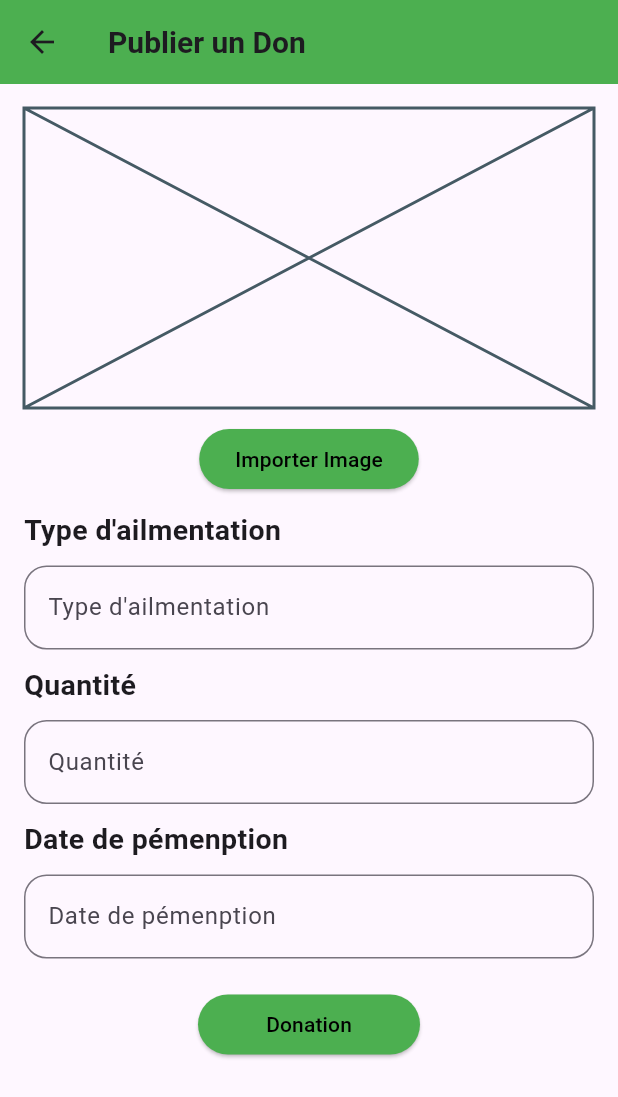
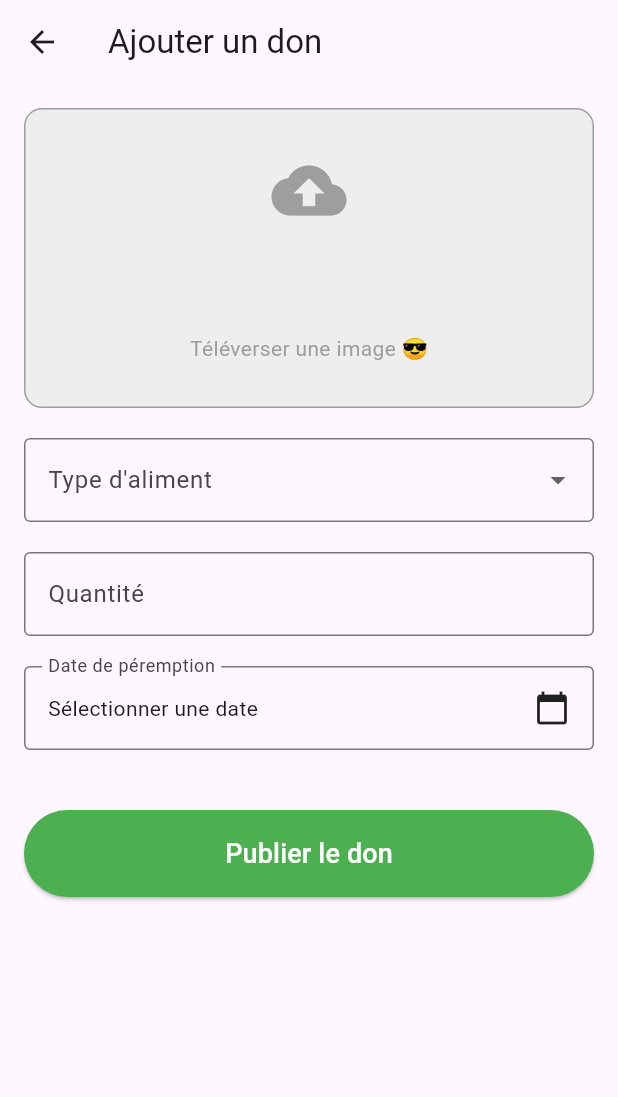
Before and after one commit to mohamedamine-code/hack4food_v2, a Flutter app: the screen it shows after launch, after a tap on "Publier un Don", on a phone screen of 412 x 824 dp. Shown: the top 1097 px of the screen. Run offline on Flutter 3.47's test engine with Material 3 defaults, Android fonts, the phone set to English and light mode, and no system bars; our stand-ins replace cloud_firestore, firebase_storage, image_picker; accounts and stored records are empty.

Commit message:
commit-2

```diff
--- a/lib/main.dart
+++ b/lib/main.dart
@@ -1,6 +1,6 @@
 import 'package:flutter/material.dart';
-import 'package:firebase_core/firebase_core.dart';
-import 'package:hack_for_food/pages/AddDonationPage.dart';
+
+
 import 'package:hack_for_food/pages/HomePage.dart';
 
 void main() async {
@@ -16,12 +16,7 @@ class MyApp extends StatelessWidget {
   Widget build(BuildContext context) {
     return MaterialApp(
   title: 'ZADNA',
-  initialRoute: '/',
-  routes: {
-    '/': (context) =>  HomePage(),
-    '/addDonation': (context) =>  AddDonationPage(),
-    // '/donations': (context) => const DonationListPage(),
-  },
+  home: HomePage(),
 );
   }
 }
--- a/lib/pages/AddDonationPage.dart
+++ /dev/null
@@ -1,157 +0,0 @@
-import 'dart:io';
-import 'dart:convert';
-import 'package:flutter/material.dart';
-import 'package:image_picker/image_picker.dart';
-import 'package:http/http.dart' as http;
-import 'package:firebase_storage/firebase_storage.dart';
-import 'package:cloud_firestore/cloud_firestore.dart';
-
-class AddDonationPage extends StatefulWidget {
-  const AddDonationPage({super.key});
-
-  @override
-  State<AddDonationPage> createState() => _AddDonationPageState();
-}
-
-class _AddDonationPageState extends State<AddDonationPage> {
-  File? _image;
-  final picker = ImagePicker();
-  final quantityController = TextEditingController();
-  final locationController = TextEditingController();
-
-  Future pickImage() async {
-    final pickedFile = await picker.pickImage(source: ImageSource.gallery);
-    if (pickedFile != null) {
-      setState(() => _image = File(pickedFile.path));
-    }
-  }
-
-  Future<void> classifyAndUpload() async {
-    if (_image == null) return;
-
-    final request = http.MultipartRequest(
-      'POST',
-      Uri.parse('http://<YOUR_FLASK_URL>/predict'),
-    );
-    request.files.add(await http.MultipartFile.fromPath('file', _image!.path));
-
-    final response = await request.send();
-    final resBody = await response.stream.bytesToString();
-    final foodType = jsonDecode(resBody)['class'];
-
-    final ref = FirebaseStorage.instance.ref().child('donations/${DateTime.now()}.jpg');
-    await ref.putFile(_image!);
-    final imageUrl = await ref.getDownloadURL();
-
-    await FirebaseFirestore.instance.collection('donations').add({
-      'image': imageUrl,
-      'type': foodType,
-      'quantity': quantityController.text,
-      'location': locationController.text,
-      'timestamp': FieldValue.serverTimestamp(),
-    });
-
-    ScaffoldMessenger.of(context).showSnackBar(
-      const SnackBar(content: Text('تم نشر التبرع بنجاح!')),
-    );
-  }
-
-
-
-
-
-
-
-
-
-
-
-  @override
-  Widget build(BuildContext context) {
-    return Scaffold(
-      appBar: AppBar(
-        backgroundColor: Colors.green,
-        title: const Text('Publier un Don',style: TextStyle(fontSize: 20,fontWeight: FontWeight.bold),)),
-      body: Padding(
-        padding: const EdgeInsets.all(16.0),
-        child: SingleChildScrollView(
-          child: Column(
-            children: [
-              _image != null
-                ? Image.file(_image!, height: 200)
-                : const Placeholder(fallbackHeight: 200),
-              const SizedBox(height: 10),
-              ElevatedButton(
-
-                style: ElevatedButton.styleFrom(
-                  backgroundColor: Colors.green,
-
-                ),
-                onPressed: pickImage,
-                child: const Text('Importer Image',style: TextStyle(color: Colors.black),),
-              ),
-              Padding(
-                padding: const EdgeInsets.symmetric(vertical: 10.0),
-                child: Align(
-                  alignment: Alignment.topLeft,
-                  child: Text('Type d\'ailmentation',style: TextStyle(fontSize: 19,fontWeight: FontWeight.bold),)),
-              ),
-              TextField(
-                controller: quantityController,
-                decoration:InputDecoration(
-                  hintText: 'Type d\'ailmentation',
-                  border: OutlineInputBorder(
-                    borderRadius: BorderRadius.circular(15)
-                  ),
-                  ),
-              ),
-              Padding(
-                padding: const EdgeInsets.symmetric(vertical: 10.0),
-                child: Align(
-                  alignment: Alignment.topLeft,
-                  child: Text('Quantité',style: TextStyle(fontSize: 19,fontWeight: FontWeight.bold),)),
-              ),
-              TextField(
-                controller: quantityController,
-                decoration:InputDecoration(
-                  hintText: 'Quantité',
-                  border: OutlineInputBorder(
-                    borderRadius: BorderRadius.circular(15)
-                  ),
-                  ),
-              ),
-              Padding(
-                padding: const EdgeInsets.symmetric(vertical: 10.0),
-                child: Align(
-                  alignment: Alignment.topLeft,
-                  child: Text('Date de pémenption',style: TextStyle(fontSize: 19,fontWeight: FontWeight.bold),)),
-              ),
-              TextField(
-                controller: quantityController,
-                decoration:InputDecoration(
-                  hintText: 'Date de pémenption',
-                  border: OutlineInputBorder(
-                    borderRadius: BorderRadius.circular(15)
-                  ),
-                  ),
-              ),
-              const SizedBox(height: 20),
-              ElevatedButton(
-
-                style: ElevatedButton.styleFrom(
-                  backgroundColor: Colors.green,
-
-                ),
-                onPressed: pickImage,
-                child:  SizedBox(
-                  width: 100,
-                  child: Center(child: Text('Donation',style: TextStyle(color: Colors.black),))),
-              ),
-
-            ],
-          ),
-        ),
-      ),
-    );
-  }
-}
--- /dev/null
+++ b/lib/pages/AddDonationScreen.dart
@@ -0,0 +1,220 @@
+import 'package:flutter/material.dart';
+import 'package:image_picker/image_picker.dart';
+import 'dart:io';
+
+class AddDonationScreen extends StatefulWidget {
+  @override
+  _AddDonationScreenState createState() => _AddDonationScreenState();
+}
+
+class _AddDonationScreenState extends State<AddDonationScreen> {
+  File? _image;
+  String? _selectedFoodType;
+  final TextEditingController _quantityController = TextEditingController();
+  DateTime? _expirationDate;
+
+  final List<String> _foodTypes = [
+    'Fruits',
+    'Légumes',
+    'Produits laitiers',
+    'Viandes',
+    'Pains',
+    'Conserves',
+    'Surgelés',
+    'Autre',
+  ];
+
+  Future<void> _pickImage() async {
+    try {
+      final pickedFile = await ImagePicker().pickImage(
+        source: ImageSource.gallery,
+        maxWidth: 800,
+        maxHeight: 800,
+        imageQuality: 85,
+      );
+
+      if (pickedFile != null) {
+        setState(() {
+          _image = File(pickedFile.path);
+        });
+      }
+    } catch (e) {
+      ScaffoldMessenger.of(
+        context,
+      ).showSnackBar(SnackBar(content: Text('Erreur: ${e.toString()}')));
+    }
+  }
+
+  Future<void> _selectDate(BuildContext context) async {
+    final DateTime? picked = await showDatePicker(
+      context: context,
+      initialDate: DateTime.now(),
+      firstDate: DateTime.now(),
+      lastDate: DateTime(DateTime.now().year + 2),
+    );
+    if (picked != null && picked != _expirationDate) {
+      setState(() {
+        _expirationDate = picked;
+      });
+    }
+  }
+
+  void _publishDonation() {
+    if (_validateForm()) {
+      ScaffoldMessenger.of(
+        context,
+      ).showSnackBar(SnackBar(content: Text('Don publié avec succès!')));
+      Navigator.pop(context);
+    }
+  }
+
+  bool _validateForm() {
+    if (_image == null) {
+      ScaffoldMessenger.of(
+        context,
+      ).showSnackBar(SnackBar(content: Text('Veuillez téléverser une image')));
+      return false;
+    }
+    if (_selectedFoodType == null) {
+      ScaffoldMessenger.of(context).showSnackBar(
+        SnackBar(content: Text('Veuillez sélectionner un type d\'aliment')),
+      );
+      return false;
+    }
+    if (_quantityController.text.isEmpty) {
+      ScaffoldMessenger.of(
+        context,
+      ).showSnackBar(SnackBar(content: Text('Veuillez entrer une quantité')));
+      return false;
+    }
+    if (_expirationDate == null) {
+      ScaffoldMessenger.of(context).showSnackBar(
+        SnackBar(content: Text('Veuillez sélectionner une date de péremption')),
+      );
+      return false;
+    }
+    return true;
+  }
+
+  @override
+  Widget build(BuildContext context) {
+    return Scaffold(
+      appBar: AppBar(title: Text('Ajouter un don')),
+      body: SingleChildScrollView(
+        padding: EdgeInsets.all(16.0),
+        child: Column(
+          crossAxisAlignment: CrossAxisAlignment.stretch,
+          children: [
+            // Image Upload
+            GestureDetector(
+              onTap: _pickImage,
+              child: Container(
+                height: 200,
+                decoration: BoxDecoration(
+                  color: Colors.grey[200],
+                  borderRadius: BorderRadius.circular(12),
+                  border: Border.all(color: Colors.grey),
+                ),
+                child:
+                    _image == null
+                        ? Column(
+                          mainAxisAlignment: MainAxisAlignment.center,
+                          children: [
+                            Icon(
+                              Icons.cloud_upload,
+                              size: 50,
+                              color: Colors.grey,
+                            ),
+                            SizedBox(height: 70),
+                            Text(
+                              'Téléverser une image 😎',
+                              style: TextStyle(color: Colors.grey),
+                            ),
+                          ],
+                        )
+                        : Image.file(_image!, fit: BoxFit.cover),
+              ),
+            ),
+
+            SizedBox(height: 20),
+
+            DropdownButtonFormField<String>(
+              decoration: InputDecoration(
+                labelText: 'Type d\'aliment',
+                border: OutlineInputBorder(),
+              ),
+              value: _selectedFoodType,
+              items:
+                  _foodTypes.map((String value) {
+                    return DropdownMenuItem<String>(
+                      value: value,
+                      child: Text(value),
+                    );
+                  }).toList(),
+              onChanged: (newValue) {
+                setState(() {
+                  _selectedFoodType = newValue;
+                });
+              },
+            ),
+            SizedBox(height: 20),
+
+            // Quantity
+            TextField(
+              controller: _quantityController,
+              decoration: InputDecoration(
+                labelText: 'Quantité',
+                border: OutlineInputBorder(),
+                suffixText: 'kg',
+              ),
+              keyboardType: TextInputType.number,
+            ),
+            SizedBox(height: 20),
+
+            // Expiration Date
+            InkWell(
+              onTap: () => _selectDate(context),
+              child: InputDecorator(
+                decoration: InputDecoration(
+                  labelText: 'Date de péremption',
+                  border: OutlineInputBorder(),
+                ),
+                child: Row(
+                  mainAxisAlignment: MainAxisAlignment.spaceBetween,
+                  children: [
+                    Text(
+                      _expirationDate == null
+                          ? 'Sélectionner une date'
+                          : '${_expirationDate!.day}/${_expirationDate!.month}/${_expirationDate!.year}',
+                    ),
+                    Icon(Icons.calendar_today),
+                  ],
+                ),
+              ),
+            ),
+            SizedBox(height: 40),
+
+            // Publish Button
+            ElevatedButton(
+              onPressed: _publishDonation,
+              style: ElevatedButton.styleFrom(
+                padding: EdgeInsets.symmetric(vertical: 16),
+                backgroundColor: Colors.green,
+              ),
+              child: Text(
+                'Publier le don',
+                style: TextStyle(fontSize: 18, color: Colors.white),
+              ),
+            ),
+          ],
+        ),
+      ),
+    );
+  }
+
+  @override
+  void dispose() {
+    _quantityController.dispose();
+    super.dispose();
+  }
+}
--- a/lib/pages/HomePage.dart
+++ b/lib/pages/HomePage.dart
@@ -1,5 +1,6 @@
 import 'package:flutter/material.dart';
-import 'package:hack_for_food/pages/AddDonationPage.dart';
+
+import 'package:hack_for_food/pages/AddDonationScreen.dart';
 import 'package:hack_for_food/util/Widget_Button.dart';
 
 class HomePage extends StatefulWidget {
@@ -13,9 +14,12 @@ class _HomePageState extends State<HomePage> {
 
 
   void go_publier(){
-    Navigator.push(context, MaterialPageRoute(builder: (context)=>AddDonationPage()));
+    Navigator.push(context, MaterialPageRoute(builder: (context)=>AddDonationScreen()));
   }
-  void go_difuser (){}
+  void go_difuser (){
+
+    // Navigator.push(context, MaterialPageRoute(builder: (context)=>()));
+  }
   void go_association(){}
   void go_profile(){}
 
```
